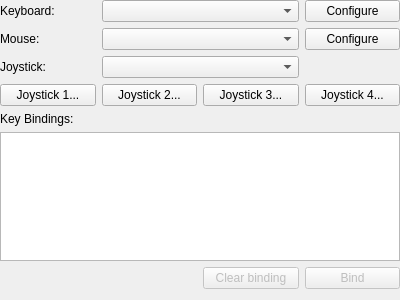
This is src/qt/qt_settingsinput.ui in 86Box/86Box as Qt 5 draws it before an edit. The edited form follows.
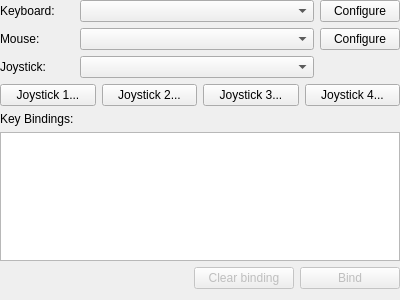
This is the edited form.

Commit message:
Qt; Layout and size policy tweaks for settings dialog
Fixes comboboxes not always filling the intended space,
as well as oversized Configure buttons and uneven joystick
confugration buttons

Diff of the .ui file:
```diff
--- a/src/qt/qt_settingsinput.ui
+++ b/src/qt/qt_settingsinput.ui
@@ -30,7 +30,7 @@
      </property>
     </widget>
    </item>
-   <item row="0" column="1" colspan="2">
+   <item row="0" column="1">
     <widget class="QComboBox" name="comboBoxKeyboard">
      <property name="sizePolicy">
       <sizepolicy hsizetype="Expanding" vsizetype="Fixed">
@@ -43,7 +43,7 @@
      </property>
     </widget>
    </item>
-   <item row="0" column="3">
+   <item row="0" column="2">
     <widget class="QPushButton" name="pushButtonConfigureKeyboard">
      <property name="sizePolicy">
       <sizepolicy hsizetype="Minimum" vsizetype="Fixed">
@@ -63,7 +63,7 @@
      </property>
     </widget>
    </item>
-   <item row="1" column="1" colspan="2">
+   <item row="1" column="1">
     <widget class="QComboBox" name="comboBoxMouse">
      <property name="sizePolicy">
       <sizepolicy hsizetype="Expanding" vsizetype="Fixed">
@@ -76,7 +76,7 @@
      </property>
     </widget>
    </item>
-   <item row="1" column="3">
+   <item row="1" column="2">
     <widget class="QPushButton" name="pushButtonConfigureMouse">
      <property name="sizePolicy">
       <sizepolicy hsizetype="Minimum" vsizetype="Fixed">
@@ -96,41 +96,51 @@
      </property>
     </widget>
    </item>
-   <item row="2" column="1" colspan="2">
+   <item row="2" column="1">
     <widget class="QComboBox" name="comboBoxJoystick0">
      <property name="maxVisibleItems">
       <number>30</number>
      </property>
+     <property name="sizePolicy">
+      <sizepolicy hsizetype="Expanding" vsizetype="Fixed">
+       <horstretch>0</horstretch>
+       <verstretch>0</verstretch>
+      </sizepolicy>
+     </property>
     </widget>
    </item>
-   <item row="3" column="0">
+   <item row="3" column="0" colspan="3">
+    <layout class="QHBoxLayout" name="joystickButtonsLayout">
+     <item>
     <widget class="QPushButton" name="pushButtonJoystick01">
      <property name="text">
       <string>Joystick 1...</string>
      </property>
     </widget>
    </item>
-   <item row="3" column="1">
+     <item>
     <widget class="QPushButton" name="pushButtonJoystick02">
      <property name="text">
       <string>Joystick 2...</string>
      </property>
     </widget>
    </item>
-   <item row="3" column="2">
+     <item>
     <widget class="QPushButton" name="pushButtonJoystick03">
      <property name="text">
       <string>Joystick 3...</string>
      </property>
     </widget>
    </item>
-   <item row="3" column="3">
+     <item>
     <widget class="QPushButton" name="pushButtonJoystick04">
      <property name="text">
       <string>Joystick 4...</string>
      </property>
     </widget>
    </item>
+    </layout>
+   </item>
    <item row="4" column="0">
     <widget class="QLabel" name="labelKeys">
      <property name="text">
@@ -138,7 +148,7 @@
      </property>
     </widget>
    </item>
-   <item row="5" column="0" colspan="4">
+   <item row="5" column="0" colspan="3">
     <widget class="QTableWidget" name="tableKeys">
      <property name="editTriggers">
       <set>QAbstractItemView::NoEditTriggers</set>
@@ -157,25 +167,54 @@
      </property>
     </widget>
    </item>
-   <item row="6" column="2">
+   <item row="6" column="0" colspan="3">
+    <layout class="QHBoxLayout" name="keybindButtonsLayout">
+     <item>
+      <spacer name="keybindButtonsHorizontalSpacer">
+       <property name="orientation">
+        <enum>Qt::Horizontal</enum>
+       </property>
+       <property name="sizeHint" stdset="0">
+        <size>
+         <width>40</width>
+         <height>20</height>
+        </size>
+       </property>
+      </spacer>
+     </item>
+     <item>
     <widget class="QPushButton" name="pushButtonClearBind">
      <property name="enabled">
       <bool>false</bool>
      </property>
+       <property name="minimumSize">
+        <size>
+         <width>100</width>
+         <height>0</height>
+        </size>
+       </property>
      <property name="text">
       <string>Clear binding</string>
      </property>
     </widget>
    </item>
-   <item row="6" column="3">
+     <item>
     <widget class="QPushButton" name="pushButtonBind">
      <property name="enabled">
       <bool>false</bool>
      </property>
+       <property name="minimumSize">
+        <size>
+         <width>100</width>
+         <height>0</height>
+        </size>
+       </property>
      <property name="text">
       <string>Bind</string>
      </property>
     </widget>
+     </item>
+    </layout>
    </item>
   </layout>
  </widget>
```
Lines whose indentation alone changed are shown as unchanged. The commit also changes 3 other files.
